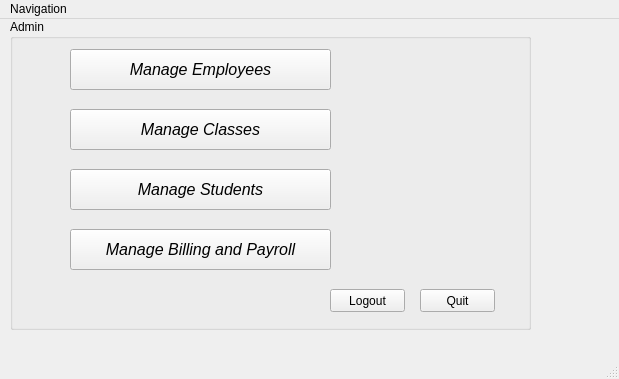
Old version of the form together/Admin Landing.ui in the repository SDSMT-CSC464-F15/dancesoft.
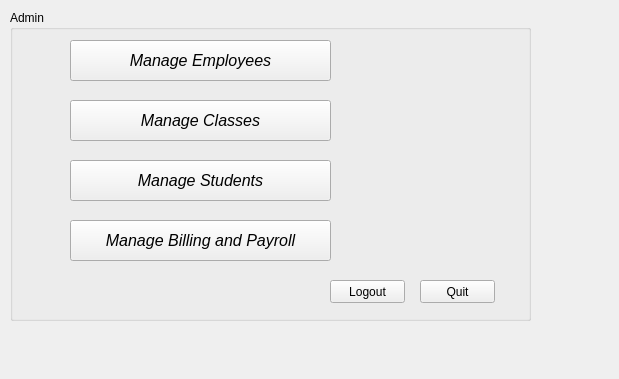
New version of the form.

The edit to the form file:
```diff
--- a/together/Admin Landing.ui
+++ b/together/Admin Landing.ui
@@ -31,7 +31,7 @@
       <property name="geometry">
        <rect>
         <x>0</x>
-        <y>0</y>
+        <y>10</y>
         <width>521</width>
         <height>311</height>
        </rect>
@@ -597,23 +597,6 @@
     </widget>
    </widget>
   </widget>
-  <widget class="QMenuBar" name="Admin_menubar">
-   <property name="geometry">
-    <rect>
-     <x>0</x>
-     <y>0</y>
-     <width>619</width>
-     <height>21</height>
-    </rect>
-   </property>
-   <widget class="QMenu" name="menuNavigation">
-    <property name="title">
-     <string>Navigation</string>
-    </property>
-   </widget>
-   <addaction name="menuNavigation"/>
-  </widget>
-  <widget class="QStatusBar" name="Admin_statusbar"/>
   <action name="actionBacon">
    <property name="text">
     <string>Bacon</string>
```
Left out of the diff: 2 changed lines with no effect on the pictures.
